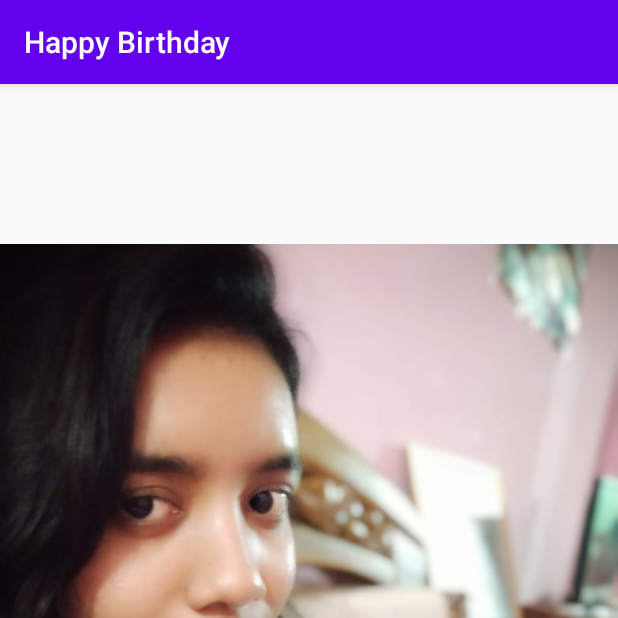
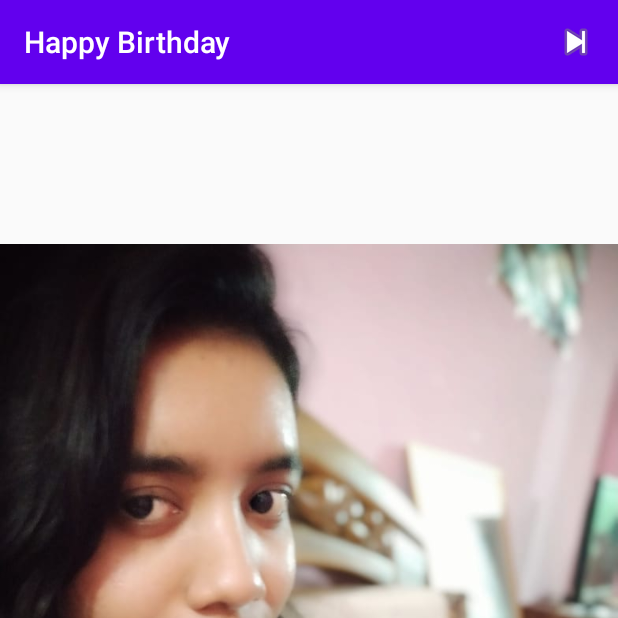
Before and after one commit to Imran4424/AndroidProject---BottomNav-Birthday, an Android app: the FullScreenImage screen opened directly, with no data from a screen before it, on a phone screen of 412 x 824 dp, the top half of it. Run offline under Robolectric (Android 15) with nearby library versions, the phone set to English and light mode, and no system bars; 1 statement that could not run was skipped.

Commit message:
set menu full screen

```diff
--- a/app/src/main/java/com/luminous/happybirthday/FullScreenImage.java
+++ b/app/src/main/java/com/luminous/happybirthday/FullScreenImage.java
@@ -4,11 +4,15 @@ import androidx.appcompat.app.AppCompatActivity;
 
 import android.content.Intent;
 import android.os.Bundle;
+import android.view.Menu;
+import android.view.MenuItem;
 import android.widget.ImageView;
 
 public class FullScreenImage extends AppCompatActivity {
     public static final String IMAGE_POSITION = "com.luminous.happybirthday.IMAGE_POSITION";
     public static final int POSITION_NOT_SET = -1;
+
+    private int imagePosition;
     private Integer[] imageResArray = new Integer[] {R.drawable.shai_1,
             R.drawable.shai_2,
             R.drawable.shai_3,
@@ -26,6 +30,23 @@ public class FullScreenImage extends AppCompatActivity {
         zoomImageView = (ImageView) findViewById(R.id.zoomImageView);
 
         Intent fullScreenIntent = getIntent();
-        zoomImageView.setImageResource(imageResArray[fullScreenIntent.getIntExtra(IMAGE_POSITION, POSITION_NOT_SET)]);
+        imagePosition = fullScreenIntent.getIntExtra(IMAGE_POSITION, POSITION_NOT_SET);
+        zoomImageView.setImageResource(imageResArray[imagePosition]);
+    }
+
+    @Override
+    public boolean onCreateOptionsMenu(Menu menu) {
+        // Inflate the menu; this adds items to the action bar if it is present.
+        getMenuInflater().inflate(R.menu.menu_fullscreen, menu);
+        return super.onCreateOptionsMenu(menu);
+    }
+
+    @Override
+    public boolean onPrepareOptionsMenu(Menu menu) {
+        MenuItem item = menu.findItem(R.id.actionNext);
+        int lastNoteIndex = imageResArray.length - 1;
+        item.setEnabled(imagePosition < lastNoteIndex);
+
+        return super.onPrepareOptionsMenu(menu);
     }
 }
--- a/app/src/main/res/menu/menu_fullscreen.xml
+++ b/app/src/main/res/menu/menu_fullscreen.xml
@@ -1,7 +1,12 @@
 <?xml version="1.0" encoding="utf-8"?>
-<menu xmlns:android="http://schemas.android.com/apk/res/android">
+<menu xmlns:android="http://schemas.android.com/apk/res/android"
+    xmlns:app="http://schemas.android.com/apk/res-auto"
+    xmlns:tools="http://schemas.android.com/tools"
+    tools:context="com.luminous.happybirthday.FullScreenImage">
 
     <item
         android:id="@+id/actionNext"
-        android:title="@string/next" />
+        android:icon="@android:drawable/ic_media_next"
+        android:title="@string/next"
+        app:showAsAction="ifRoom" />
 </menu>
```
